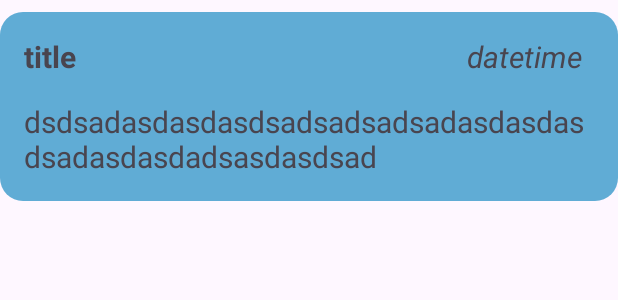
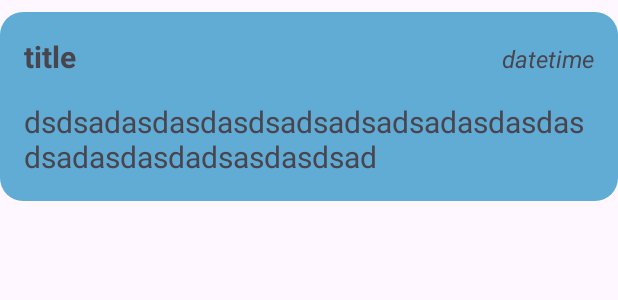
Before and after one commit to Arter6/java_4sem, an Android app: the layout rv.xml on its own in the app's theme, with its tools: preview values and no code run, on a phone screen of 412 x 824 dp. Shown: the top 300 px of the screen. Run offline under Robolectric (Android 15) with nearby library versions, the phone set to English and light mode, and no system bars.

Commit message:
RecyclerView fix

```diff
--- a/CourseJava/app/src/main/res/layout/rv.xml
+++ b/CourseJava/app/src/main/res/layout/rv.xml
@@ -38,11 +38,11 @@
 		android:id="@+id/dateRv"
 		android:layout_width="wrap_content"
 		android:layout_height="wrap_content"
-		android:layout_marginTop="16dp"
-		android:layout_marginEnd="16dp"
+		android:layout_marginTop="4dp"
+		android:layout_marginEnd="8dp"
 		android:text="datetime"
-		android:textSize="20sp"
+		android:textSize="16sp"
 		android:textStyle="italic"
 		app:layout_constraintEnd_toEndOf="parent"
-		app:layout_constraintTop_toTopOf="parent" />
+		app:layout_constraintTop_toTopOf="@+id/titleRv" />
 </androidx.constraintlayout.widget.ConstraintLayout>
```
Also changed, not shown: CourseJava/app/src/main/java/com/example/coursejava/Activities/TaskInsertActivity.java (+13 -2 lines).
